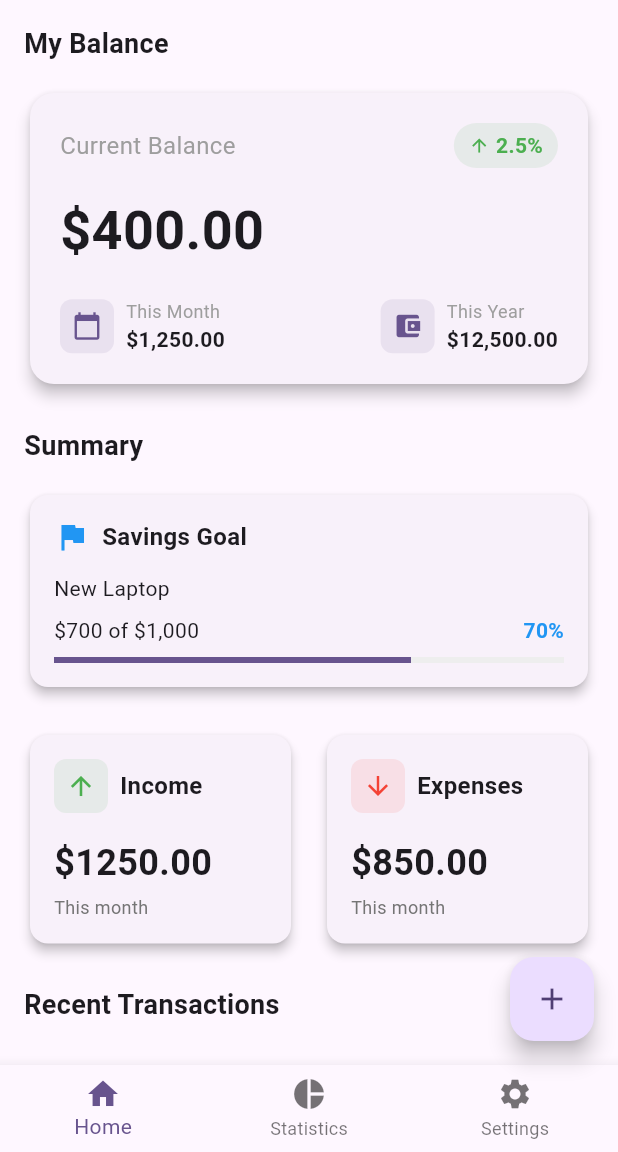
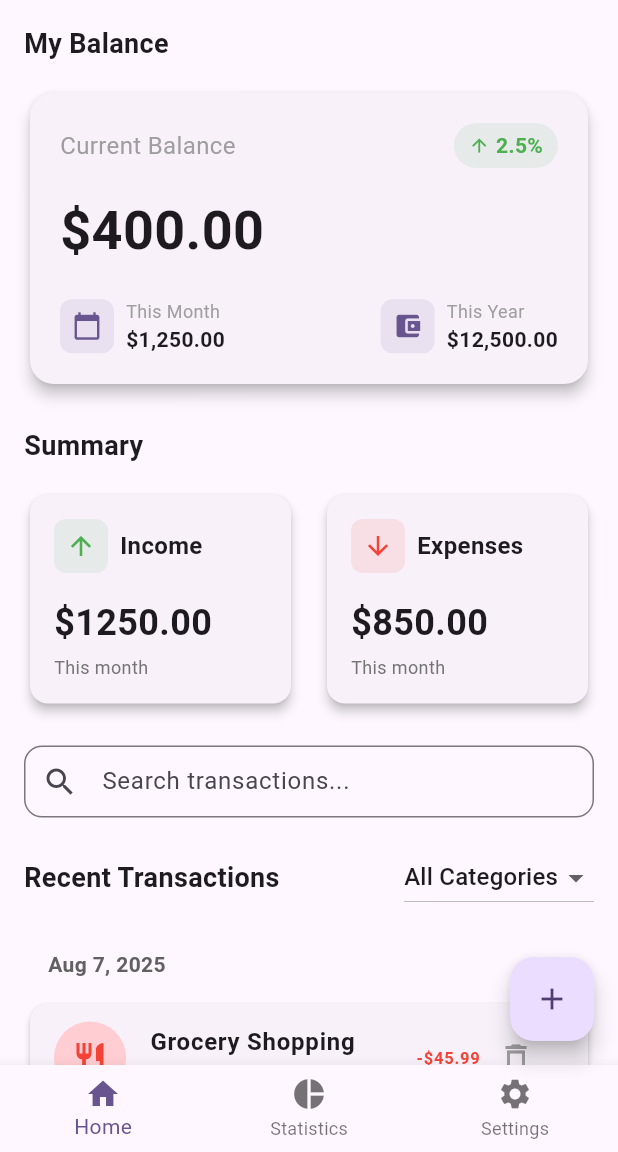
Before and after one commit to Al-aqua/personal_finance_tracker, a Flutter app: the screen it shows after launch, on a phone screen of 412 x 824 dp, the part 84-1236 px from its top. Run offline on Flutter 3.47's test engine with Material 3 defaults, Android fonts, the phone set to English and light mode, and no system bars.

Commit message:
Chapter 3

```diff
--- /dev/null
+++ b/lib/models/transaction.dart
@@ -0,0 +1,17 @@
+class Transaction {
+  final String id;
+  final String title;
+  final double amount;
+  final DateTime date;
+  final String category;
+  final bool isExpense;
+
+  Transaction({
+    required this.id,
+    required this.title,
+    required this.amount,
+    required this.date,
+    required this.category,
+    required this.isExpense,
+  });
+}
--- a/lib/widgets/finance_dashboard.dart
+++ b/lib/widgets/finance_dashboard.dart
@@ -1,10 +1,83 @@
 import 'package:flutter/material.dart';
+import 'package:personal_finance_tracker/models/transaction.dart';
 import 'package:personal_finance_tracker/widgets/balance_overview_card.dart';
-import 'package:personal_finance_tracker/widgets/savings_goal_card.dart';
+import 'package:personal_finance_tracker/widgets/grouped_transaction_list.dart';
 import 'package:personal_finance_tracker/widgets/summary_card.dart';
 
-class FinanceDashboard extends StatelessWidget {
+class FinanceDashboard extends StatefulWidget {
   const FinanceDashboard({super.key});
+
+  @override
+  State<FinanceDashboard> createState() => _FinanceDashboardState();
+}
+
+class _FinanceDashboardState extends State<FinanceDashboard> {
+  String? _selectedCategory;
+
+  // Add this method to the class
+  List<Transaction> get _filteredTransactions {
+    var filtered = _transactions;
+
+    if (_selectedCategory != null) {
+      filtered = filtered
+          .where((tx) => tx.category == _selectedCategory)
+          .toList();
+    }
+
+    if (_searchQuery.isNotEmpty) {
+      filtered = filtered
+          .where(
+            (tx) => tx.title.toLowerCase().contains(_searchQuery.toLowerCase()),
+          )
+          .toList();
+    }
+
+    return filtered;
+  }
+
+  String _searchQuery = '';
+
+  // Sample transaction data
+  final List<Transaction> _transactions = [
+    Transaction(
+      id: 't1',
+      title: 'Grocery Shopping',
+      amount: 45.99,
+      date: DateTime.now().subtract(const Duration(days: 1)),
+      category: 'Food',
+      isExpense: true,
+    ),
+    Transaction(
+      id: 't2',
+      title: 'Monthly Salary',
+      amount: 1500.00,
+      date: DateTime.now().subtract(const Duration(days: 3)),
+      category: 'Salary',
+      isExpense: false,
+    ),
+    Transaction(
+      id: 't3',
+      title: 'New Headphones',
+      amount: 99.99,
+      date: DateTime.now().subtract(const Duration(days: 5)),
+      category: 'Shopping',
+      isExpense: true,
+    ),
+    Transaction(
+      id: 't4',
+      title: 'Restaurant Dinner',
+      amount: 35.50,
+      date: DateTime.now().subtract(const Duration(days: 7)),
+      category: 'Food',
+      isExpense: true,
+    ),
+  ];
+
+  void _deleteTransaction(String id) {
+    setState(() {
+      _transactions.removeWhere((tx) => tx.id == id);
+    });
+  }
 
   @override
   Widget build(BuildContext context) {
@@ -21,7 +94,7 @@ class FinanceDashboard extends StatelessWidget {
           const SizedBox(height: 16),
 
           // Balance Card
-          BalanceOverviewCard(),
+          const BalanceOverviewCard(),
           const SizedBox(height: 24),
 
           // Income & Expenses Row
@@ -30,11 +103,9 @@ class FinanceDashboard extends StatelessWidget {
             style: TextStyle(fontSize: 18, fontWeight: FontWeight.bold),
           ),
           const SizedBox(height: 16),
-          const SavingsGoalCard(),
-          const SizedBox(height: 24),
 
           // Income and Expense cards
-          Row(
+          const Row(
             children: [
               Expanded(
                 child: SummaryCard(
@@ -44,7 +115,7 @@ class FinanceDashboard extends StatelessWidget {
                   color: Colors.green,
                 ),
               ),
-              const SizedBox(width: 16),
+              SizedBox(width: 16),
               Expanded(
                 child: SummaryCard(
                   title: 'Expenses',
@@ -56,22 +127,66 @@ class FinanceDashboard extends StatelessWidget {
             ],
           ),
           const SizedBox(height: 24),
+          Padding(
+            padding: const EdgeInsets.only(bottom: 16),
+            child: TextField(
+              decoration: InputDecoration(
+                hintText: 'Search transactions...',
+                prefixIcon: const Icon(Icons.search),
+                border: OutlineInputBorder(
+                  borderRadius: BorderRadius.circular(12),
+                ),
+                contentPadding: const EdgeInsets.symmetric(
+                  vertical: 0,
+                  horizontal: 16,
+                ),
+              ),
+              onChanged: (value) {
+                setState(() {
+                  _searchQuery = value;
+                });
+              },
+            ),
+          ),
+          // Recent Transactions Header
+          Row(
+            mainAxisAlignment: MainAxisAlignment.spaceBetween,
+            children: [
+              const Text(
+                'Recent Transactions',
+                style: TextStyle(fontSize: 18, fontWeight: FontWeight.bold),
+              ),
+              DropdownButton<String?>(
+                hint: const Text('All Categories'),
+                value: _selectedCategory,
+                onChanged: (newValue) {
+                  setState(() {
+                    _selectedCategory = newValue;
+                  });
+                },
+                items: [
+                  const DropdownMenuItem<String?>(
+                    value: null,
+                    child: Text('All Categories'),
+                  ),
+                  ...{..._transactions.map((tx) => tx.category)}.map(
+                    (category) => DropdownMenuItem<String>(
+                      value: category,
+                      child: Text(category),
+                    ),
+                  ),
+                ],
+              ),
+            ],
+          ),
+          const SizedBox(height: 16),
 
-          // Recent Transactions Header
-          const Text(
-            'Recent Transactions',
-            style: TextStyle(fontSize: 18, fontWeight: FontWeight.bold),
-          ),
-          const SizedBox(height: 8),
-
-          // Placeholder for transactions (will implement in Lab 3)
-          const Center(
-            child: Padding(
-              padding: EdgeInsets.all(32.0),
-              child: Text(
-                'Your transactions will appear here',
-                style: TextStyle(color: Colors.grey),
-              ),
+          // Transaction List
+          SizedBox(
+            height: 400, // Fixed height for the list
+            child: GroupedTransactionList(
+              transactions: _filteredTransactions,
+              onDeleteTransaction: _deleteTransaction,
             ),
           ),
         ],
--- /dev/null
+++ b/lib/widgets/grouped_transaction_list.dart
@@ -0,0 +1,67 @@
+import 'package:flutter/material.dart';
+import 'package:intl/intl.dart';
+import 'package:personal_finance_tracker/widgets/transaction_list.dart';
+import '../models/transaction.dart';
+
+class GroupedTransactionList extends StatelessWidget {
+  final List<Transaction> transactions;
+  final Function(String) onDeleteTransaction;
+
+  const GroupedTransactionList({
+    super.key,
+    required this.transactions,
+    required this.onDeleteTransaction,
+  });
+
+  @override
+  Widget build(BuildContext context) {
+    // Sort transactions by date (newest first)
+    final sortedTransactions = List.of(transactions)
+      ..sort((a, b) => b.date.compareTo(a.date));
+
+    // Group transactions by date
+    final Map<String, List<Transaction>> groupedTransactions = {};
+
+    for (var tx in sortedTransactions) {
+      final dateKey = DateFormat.yMMMd().format(tx.date);
+      if (!groupedTransactions.containsKey(dateKey)) {
+        groupedTransactions[dateKey] = [];
+      }
+      groupedTransactions[dateKey]!.add(tx);
+    }
+
+    // Convert to list of date-transactions pairs
+    final groupList = groupedTransactions.entries.toList();
+
+    return ListView.builder(
+      itemCount: groupList.length,
+      itemBuilder: (ctx, index) {
+        final dateKey = groupList[index].key;
+        final dateTransactions = groupList[index].value;
+
+        return Column(
+          crossAxisAlignment: CrossAxisAlignment.start,
+          children: [
+            Padding(
+              padding: const EdgeInsets.symmetric(horizontal: 16, vertical: 8),
+              child: Text(
+                dateKey,
+                style: TextStyle(
+                  fontWeight: FontWeight.bold,
+                  color: Colors.grey.shade700,
+                ),
+              ),
+            ),
+            ...dateTransactions.map((tx) {
+              return TransactionCard(
+                transaction: tx,
+                onDelete: onDeleteTransaction,
+              );
+            }).toList(),
+            const SizedBox(height: 8),
+          ],
+        );
+      },
+    );
+  }
+}
--- /dev/null
+++ b/lib/widgets/transaction_list.dart
@@ -0,0 +1,118 @@
+import 'package:flutter/material.dart';
+import 'package:intl/intl.dart'; // Add this package with: flutter pub add intl
+import '../models/transaction.dart';
+
+class TransactionList extends StatelessWidget {
+  final List<Transaction> transactions;
+  final Function(String) onDeleteTransaction;
+
+  const TransactionList({
+    super.key,
+    required this.transactions,
+    required this.onDeleteTransaction,
+  });
+
+  @override
+  Widget build(BuildContext context) {
+    if (transactions.isEmpty) {
+      return Center(
+        child: Column(
+          mainAxisAlignment: MainAxisAlignment.center,
+          children: [
+            Icon(Icons.receipt_long, size: 64, color: Colors.grey.shade400),
+            const SizedBox(height: 16),
+            Text(
+              'No transactions yet!',
+              style: TextStyle(fontSize: 18, color: Colors.grey.shade600),
+            ),
+          ],
+        ),
+      );
+    }
+
+    return ListView.builder(
+      itemCount: transactions.length,
+      itemBuilder: (ctx, index) {
+        return TransactionCard(
+          transaction: transactions[index],
+          onDelete: onDeleteTransaction,
+        );
+      },
+    );
+  }
+}
+
+class TransactionCard extends StatelessWidget {
+  final Transaction transaction;
+  final Function(String) onDelete;
+
+  const TransactionCard({
+    super.key,
+    required this.transaction,
+    required this.onDelete,
+  });
+
+  @override
+  Widget build(BuildContext context) {
+    return Card(
+      margin: const EdgeInsets.symmetric(vertical: 8, horizontal: 4),
+      elevation: 2,
+      child: ListTile(
+        leading: CircleAvatar(
+          radius: 24,
+          backgroundColor: transaction.isExpense
+              ? Colors.red.shade100
+              : Colors.green.shade100,
+          child: Icon(
+            getCategoryIcon(transaction.category),
+            color: transaction.isExpense ? Colors.red : Colors.green,
+          ),
+        ),
+        title: Text(
+          transaction.title,
+          style: const TextStyle(fontWeight: FontWeight.bold),
+        ),
+        subtitle: Text(
+          '${transaction.category} • ${DateFormat.yMMMd().format(transaction.date)}',
+        ),
+        trailing: Row(
+          mainAxisSize: MainAxisSize.min,
+          children: [
+            Text(
+              '${transaction.isExpense ? '-' : '+'}\$${transaction.amount.toStringAsFixed(2)}',
+              style: TextStyle(
+                fontWeight: FontWeight.bold,
+                color: transaction.isExpense ? Colors.red : Colors.green,
+              ),
+            ),
+            IconButton(
+              icon: const Icon(Icons.delete_outline, color: Colors.grey),
+              onPressed: () => onDelete(transaction.id),
+            ),
+          ],
+        ),
+      ),
+    );
+  }
+
+  IconData getCategoryIcon(String category) {
+    switch (category.toLowerCase()) {
+      case 'food':
+        return Icons.restaurant;
+      case 'shopping':
+        return Icons.shopping_bag;
+      case 'transport':
+        return Icons.directions_car;
+      case 'entertainment':
+        return Icons.movie;
+      case 'utilities':
+        return Icons.receipt;
+      case 'salary':
+        return Icons.work;
+      case 'gift':
+        return Icons.card_giftcard;
+      default:
+        return Icons.attach_money;
+    }
+  }
+}
--- a/pubspec.yaml
+++ b/pubspec.yaml
@@ -34,6 +34,7 @@ dependencies:
   # The following adds the Cupertino Icons font to your application.
   # Use with the CupertinoIcons class for iOS style icons.
   cupertino_icons: ^1.0.8
+  intl: ^0.20.2
 
 dev_dependencies:
   flutter_test:
```
Also changed, not shown: pubspec.lock.
